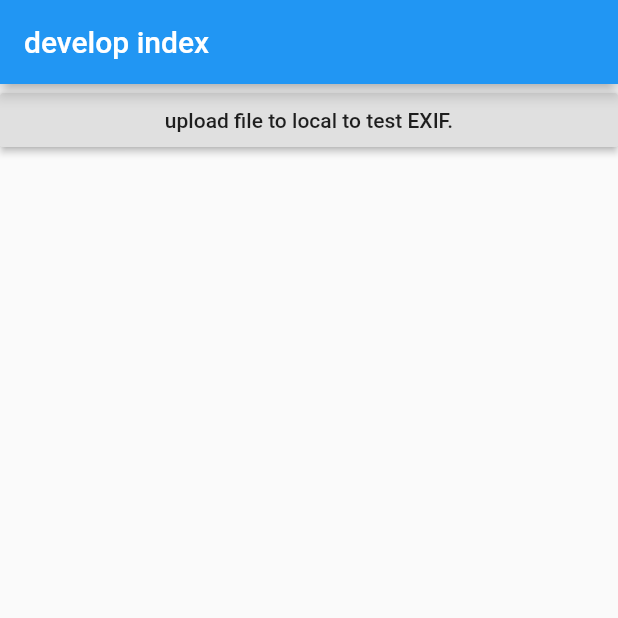
After one commit to fluttercandies/flutter_photo_manager, a Flutter app: the DeveloperIndexPage screen opened directly, after a tap on "upload file to local to test EXIF.", on a phone screen of 412 x 824 dp, the top half of it. The commit adds this screen. Run offline on Flutter 3.47's test engine with Material 2 defaults, Android fonts, the phone set to English and light mode, and no system bars; drawn by our look-alikes of oktoast; our stand-ins replace video_player.

Commit message:
Implement originFile in iOS.

```diff
--- /dev/null
+++ b/example/lib/page/develop_index_page.dart
@@ -0,0 +1,58 @@
+import 'dart:convert';
+
+import 'package:flutter/material.dart';
+import 'package:http/http.dart' as http;
+import 'package:photo_manager/photo_manager.dart';
+
+class DeveloperIndexPage extends StatefulWidget {
+  @override
+  _DeveloperIndexPageState createState() => _DeveloperIndexPageState();
+}
+
+class _DeveloperIndexPageState extends State<DeveloperIndexPage> {
+  @override
+  Widget build(BuildContext context) {
+    return Scaffold(
+      appBar: AppBar(
+        title: Text("develop index"),
+      ),
+      body: ListView(
+        children: <Widget>[
+          RaisedButton(
+            child: Text("upload file to local to test EXIF."),
+            onPressed: _upload,
+          ),
+        ],
+      ),
+    );
+  }
+
+  void _upload() async {
+    final path = await PhotoManager.getImageAsset();
+    final assetList = await path[0].getAssetListRange(start: 0, end: 5);
+    final asset = assetList[0];
+
+    // for (final tmpAsset in assetList) {
+    //   await tmpAsset.originFile;
+    // }
+
+    final file = await asset.originFile;
+
+    print("file length = ${file.lengthSync()}");
+
+    http.BaseClient client = http.Client();
+    final req = http.MultipartRequest(
+      "post",
+      Uri.parse("http://172.16.100.7:10001/upload/file"),
+    );
+
+    req.files
+        .add(await http.MultipartFile.fromPath("file", file.absolute.path));
+
+    req.fields["type"] = "jpg";
+
+    final response = await client.send(req);
+    final body = await utf8.decodeStream(response.stream);
+    print(body);
+  }
+}
--- a/example/lib/page/index_page.dart
+++ b/example/lib/page/index_page.dart
@@ -1,6 +1,7 @@
 import 'package:flutter/material.dart';
 import 'package:image_scanner_example/page/home_page.dart';
 
+import 'develop_index_page.dart';
 import 'save_image_example.dart';
 
 class IndexPage extends StatefulWidget {
@@ -15,10 +16,11 @@ class _IndexPageState extends State<IndexPage> {
       appBar: AppBar(
         title: Text("Example for photo manager."),
       ),
-      body: Column(
+      body: ListView(
         children: <Widget>[
           routePage("gallery list", NewHomePage()),
           routePage("insert image", SaveImageExample()),
+          routePage("For Developer page", DeveloperIndexPage()),
         ],
       ),
     );
--- a/example/lib/page/save_image_example.dart
+++ b/example/lib/page/save_image_example.dart
@@ -26,7 +26,8 @@ class _SaveImageExampleState extends State<SaveImageExample> {
           child: Text("Save image"),
           onPressed: () async {
             final client = HttpClient();
-            // final req = await client.getUrl(Uri.parse(haveExifUrl)); // Replace to your have exif image url to test the android Q exif info.
+            // Replace to your have exif image url to test the android Q exif info.
+            // final req = await client.getUrl(Uri.parse(haveExifUrl));
             final req = await client.getUrl(Uri.parse(imageUrl));
             final resp = await req.close();
             List<int> bytes = [];
--- a/example/pubspec.yaml
+++ b/example/pubspec.yaml
@@ -25,6 +25,7 @@ dependencies:
   oktoast: ^2.2.0
   provider: ^3.1.0
   video_player: ^0.10.0
+  http: ^0.12.0+4
 
 dev_dependencies:
   flutter_test:
```
Also changed, not shown: 5 other files.
